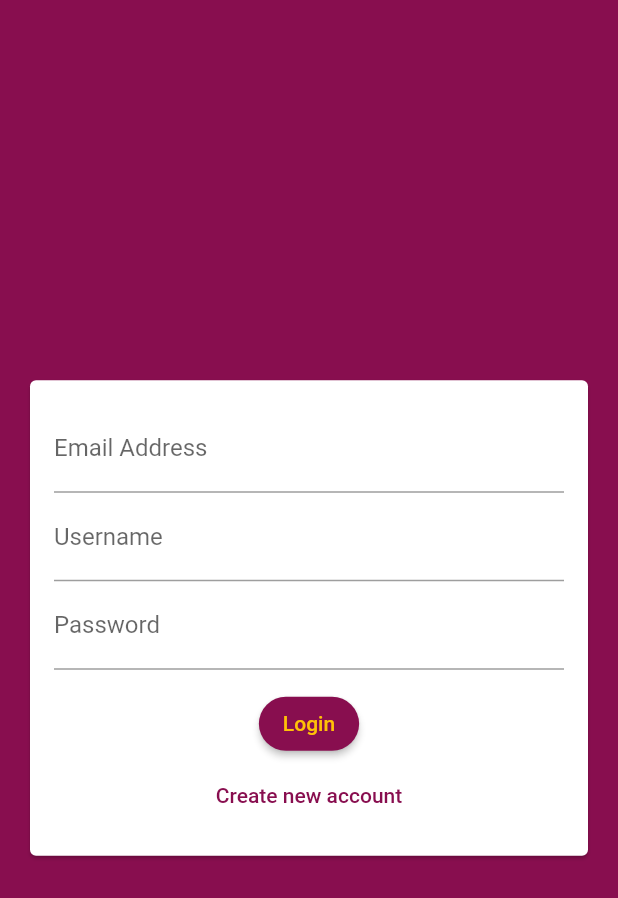
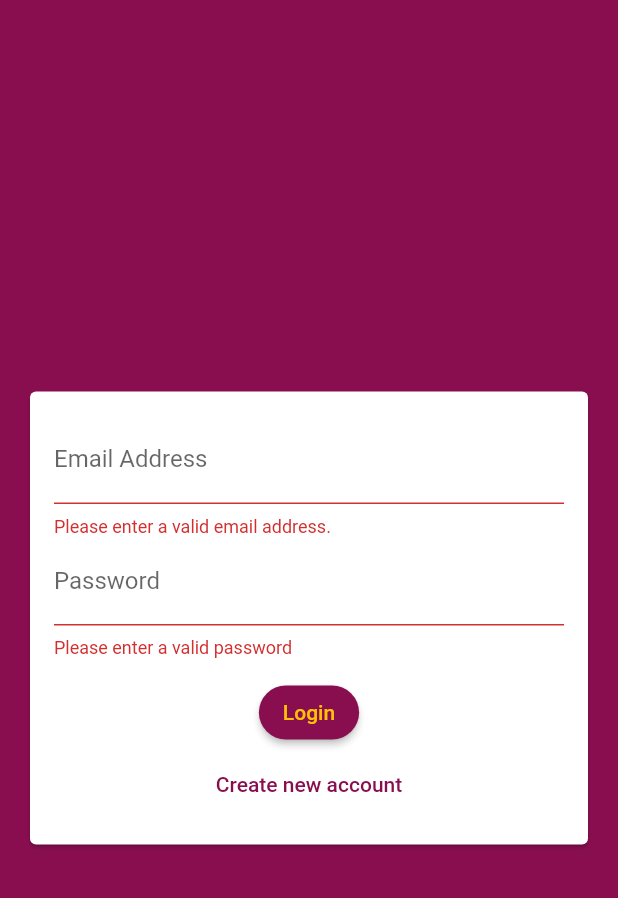
Before and after one commit to PaulTA91/chat_app, a Flutter app: the screen it shows after launch, after a tap on "Login", on a phone screen of 412 x 824 dp. Shown: the top 898 px of the screen. Run offline on Flutter 3.47's test engine with Material 2 defaults, Android fonts, the phone set to English and light mode, and no system bars; our stand-ins replace cloud_firestore, firebase_core; accounts and stored records are empty.

Commit message:
Lesson 327: beginning auth

```diff
--- a/lib/screens/auth_screen.dart
+++ b/lib/screens/auth_screen.dart
@@ -9,11 +9,18 @@ class AuthScreen extends StatefulWidget {
 }
 
 class _AuthScreenState extends State<AuthScreen> {
+  void _submitAuthForm(
+    String email,
+    String password,
+    String username,
+    bool isLogin,
+  ) {}
+
   @override
   Widget build(BuildContext context) {
     return Scaffold(
       backgroundColor: Theme.of(context).primaryColor,
-      body: AuthForm(),
+      body: AuthForm(_submitAuthForm),
     );
   }
 }
--- a/lib/widgets/auth/auth_form.dart
+++ b/lib/widgets/auth/auth_form.dart
@@ -2,13 +2,38 @@ import 'package:chat_app/main.dart';
 import 'package:flutter/material.dart';
 
 class AuthForm extends StatefulWidget {
-  const AuthForm({super.key});
+  const AuthForm(this.submitFn, {super.key});
+
+  final void Function(
+    String email,
+    String password,
+    String username,
+    bool isLogin,
+  ) submitFn;
 
   @override
   State<AuthForm> createState() => _AuthFormState();
 }
 
 class _AuthFormState extends State<AuthForm> {
+  final _formKey = GlobalKey<FormState>();
+  var _isLogin = true;
+  var _userEmail = '';
+  var _username = '';
+  var _password = '';
+
+  void _trySubmit() {
+    final isValid = _formKey.currentState!.validate();
+    FocusScope.of(context).unfocus();
+
+    if (isValid) {
+      _formKey.currentState?.save();
+      widget.submitFn(_userEmail, _password, _username, _isLogin);
+
+      //use these new values for Firebase auth
+    }
+  }
+
   @override
   Widget build(BuildContext context) {
     return Center(
@@ -18,22 +43,52 @@ class _AuthFormState extends State<AuthForm> {
           child: Padding(
             padding: const EdgeInsets.all(16),
             child: Form(
+              key: _formKey,
               child: Column(
                 mainAxisSize: MainAxisSize.min,
                 children: [
                   TextFormField(
+                    key: const ValueKey('email'),
                     keyboardType: TextInputType.emailAddress,
                     decoration:
                         const InputDecoration(labelText: 'Email Address'),
+                    validator: (value) {
+                      if (value!.isEmpty || !value.contains('@')) {
+                        return 'Please enter a valid email address.';
+                      }
+                      return null;
+                    },
+                    onSaved: (value) => _userEmail = value!,
                   ),
+                  if (!_isLogin)
+                    TextFormField(
+                      key: const ValueKey('username'),
+                      validator: (value) {
+                        if (value!.isEmpty || value.length < 4) {
+                          return 'Please enter valid username';
+                        }
+                        return null;
+                      },
+                      decoration: const InputDecoration(
+                        labelText: 'Username',
+                      ),
+                      onSaved: (value) => _username = value!,
+                    ),
                   TextFormField(
-                    decoration: const InputDecoration(labelText: 'Username'),
-                  ),
-                  TextFormField(
+                    key: const ValueKey('password'),
+                    validator: (value) {
+                      if (value!.isEmpty || value.length < 7) {
+                        return 'Please enter a valid password';
+                      }
+                      return null;
+                    },
                     decoration: const InputDecoration(
                       labelText: 'Password',
                     ),
                     obscureText: true,
+                    onSaved: (value) {
+                      _password = value!;
+                    },
                   ),
                   const SizedBox(
                     height: 12,
@@ -46,15 +101,21 @@ class _AuthFormState extends State<AuthForm> {
                         borderRadius: BorderRadius.circular(20),
                       ),
                     ),
-                    onPressed: () {},
-                    child: const Text('Login'),
+                    onPressed: _trySubmit,
+                    child: Text(_isLogin ? 'Login' : 'Create Account'),
                   ),
                   TextButton(
-                    onPressed: () {},
+                    onPressed: () {
+                      setState(() {
+                        _isLogin = !_isLogin;
+                      });
+                    },
                     style: TextButton.styleFrom(
                       foregroundColor: Colors.pink[900],
                     ),
-                    child: const Text("Create new account"),
+                    child: Text(_isLogin
+                        ? "Create new account"
+                        : "Login to Exisiting Account"),
                   ),
                 ],
               ),
--- a/pubspec.yaml
+++ b/pubspec.yaml
@@ -38,6 +38,7 @@ dependencies:
   cupertino_icons: ^1.0.2
   cloud_firestore: ^4.3.1
   firebase_core: ^2.4.1
+  firebase_auth: ^4.2.5
 
 dev_dependencies:
   flutter_test:
```
Also changed, not shown: pubspec.lock, 1 other file.
